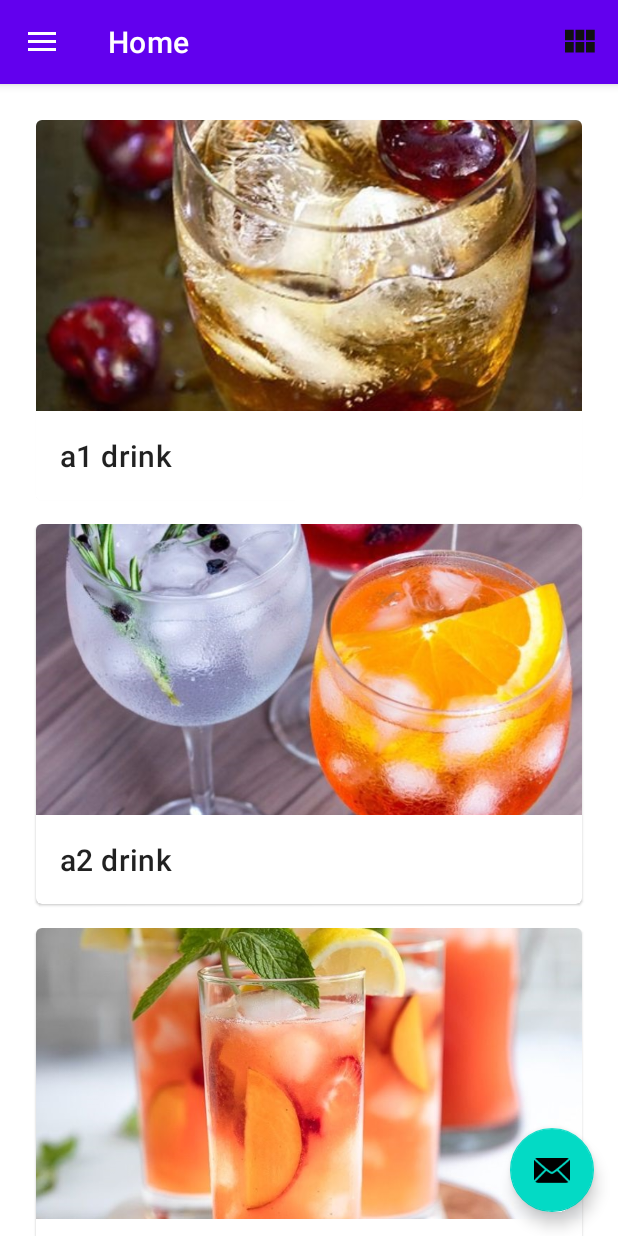
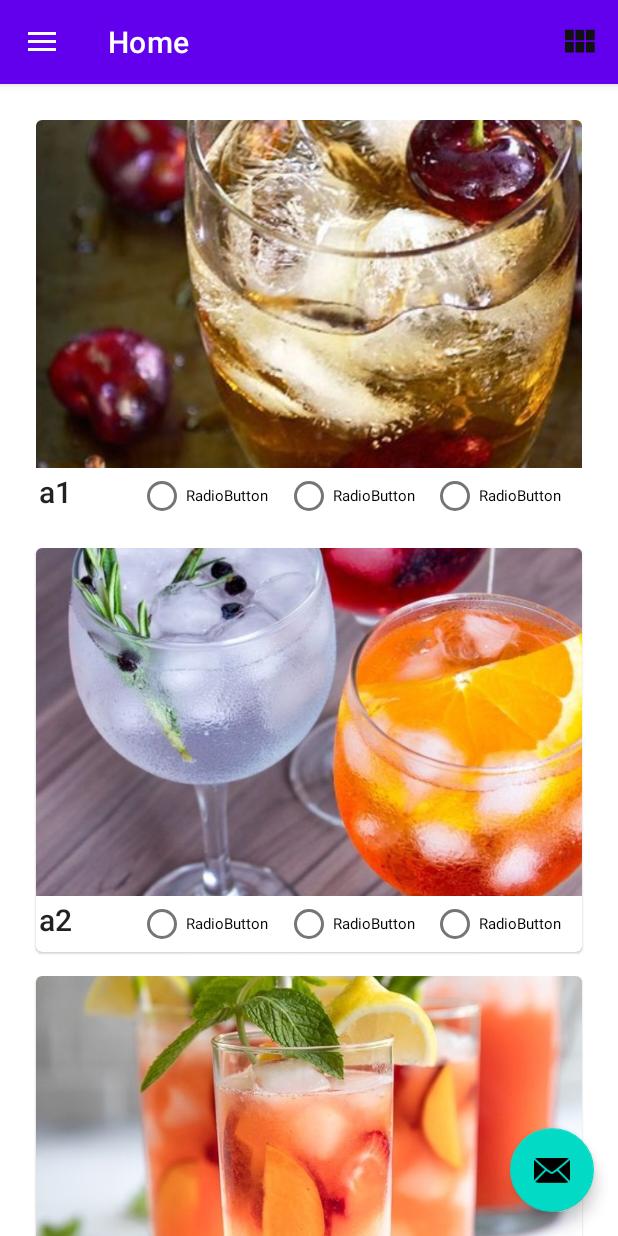
Before and after one commit to wckuo777/kotlinapp, an Android app: the screen it shows after launch (MainActivity), on a phone screen of 412 x 824 dp. Run offline under Robolectric (Android 15) with nearby library versions, the phone set to English and light mode, and no system bars; our stand-ins replace navigation-ui.

Commit message:
add radio group

```diff
--- a/app/src/main/java/com/example/kotlindemo/data/DataSource.kt
+++ b/app/src/main/java/com/example/kotlindemo/data/DataSource.kt
@@ -26,5 +26,12 @@ class Datasource {
         )
     }
 
+    fun loadDrinkDesc(): MutableMap<Int,String>{
+        return mutableMapOf(1 to "not bad",
+            2 to "good",
+            3 to "excellent"
+            )
+    }
+
 
 }
--- a/app/src/main/java/com/example/kotlindemo/ui/home/HomeDetailFragment.kt
+++ b/app/src/main/java/com/example/kotlindemo/ui/home/HomeDetailFragment.kt
@@ -54,16 +54,16 @@ class HomeDetailFragment : Fragment() {
         // Inflate the layout for this fragment
         _binding = FragmentHomeDetailBinding.inflate(inflater, container, false)
 
-        val textView: TextView = binding.detailText;
-        homeViewModel.text.observe(viewLifecycleOwner, Observer {
-            textView.text = it
-        })
+//        val textView: TextView = binding.detailText;
+//        homeViewModel.text.observe(viewLifecycleOwner, Observer {
+//            textView.text = it
+//        })
         return binding.root
         //return inflater.inflate(R.layout.fragment_home_detail, container, false)
     }
 
     override fun onViewCreated(view: View, savedInstanceState: Bundle?) {
-        //binding.detailText.text = hominid
+        binding.detailText.text = hominid
 //        homeViewModel.text.observe(viewLifecycleOwner, Observer {
 //            textView.text = it
 //        })
--- a/app/src/main/java/com/example/kotlindemo/ui/home/HomeFragment.kt
+++ b/app/src/main/java/com/example/kotlindemo/ui/home/HomeFragment.kt
@@ -11,13 +11,9 @@ import androidx.lifecycle.ViewModelProvider
 import androidx.recyclerview.widget.GridLayoutManager
 import androidx.recyclerview.widget.LinearLayoutManager
 import androidx.recyclerview.widget.RecyclerView
-
 import com.example.kotlindemo.adapter.ItemAdapter
 import com.example.kotlindemo.data.Datasource
-
-
 import com.example.kotlindemo.R
-
 import com.example.kotlindemo.databinding.FragmentHomeBinding
 
 
@@ -73,7 +69,7 @@ class HomeFragment : Fragment() {
     }
 
     override fun onCreateOptionsMenu(menu: Menu, inflater: MenuInflater) {
-        menu.clear();
+        menu.clear()
         // Inflate the menu; this adds items to the action bar if it is present.
         inflater.inflate(R.menu.home, menu)
 
--- a/app/src/main/res/layout/list_item.xml
+++ b/app/src/main/res/layout/list_item.xml
@@ -1,28 +1,66 @@
 <?xml version="1.0" encoding="utf-8"?>
 <com.google.android.material.card.MaterialCardView xmlns:android="http://schemas.android.com/apk/res/android"
+    xmlns:app="http://schemas.android.com/apk/res-auto"
+    xmlns:tools="http://schemas.android.com/tools"
     android:layout_width="match_parent"
 android:layout_height="wrap_content"
 android:layout_margin="8dp">
 
-<LinearLayout
+    <androidx.constraintlayout.widget.ConstraintLayout
         android:layout_width="match_parent"
-    android:layout_height="wrap_content"
+        android:layout_height="match_parent"
         android:orientation="vertical">
 
         <ImageView
             android:id="@+id/item_image"
-        android:layout_width="match_parent"
-        android:layout_height="194dp"
+            android:layout_width="395dp"
+            android:layout_height="232dp"
             android:importantForAccessibility="no"
-        android:scaleType="centerCrop" />
+            android:scaleType="centerCrop"
+            app:layout_constraintStart_toStartOf="parent"
+            app:layout_constraintTop_toTopOf="parent" />
 
         <TextView
             android:id="@+id/item_title"
-        android:layout_width="wrap_content"
+            android:layout_width="91dp"
+            android:layout_height="36dp"
+            android:padding="2dp"
+            android:textAppearance="?attr/textAppearanceHeadline6"
+            app:layout_constraintStart_toStartOf="parent"
+            app:layout_constraintTop_toBottomOf="@+id/item_image" />
+
+        <RadioGroup
+            android:id="@+id/radioGroup"
+            android:layout_width="296dp"
+            android:layout_height="37dp"
+            android:orientation="horizontal"
+            app:layout_constraintEnd_toEndOf="parent"
+            app:layout_constraintTop_toBottomOf="@+id/item_image">
+
+            <RadioButton
+                android:id="@+id/radioButton"
+                android:layout_width="98dp"
                 android:layout_height="wrap_content"
-        android:padding="16dp"
-        android:textAppearance="?attr/textAppearanceHeadline6" />
+                android:text="RadioButton"
+                android:textSize="10sp" />
 
-</LinearLayout>
+            <RadioButton
+                android:id="@+id/radioButton2"
+                android:layout_width="97dp"
+                android:layout_height="wrap_content"
+                android:text="RadioButton"
+                android:textSize="10sp" />
+
+            <RadioButton
+                android:id="@+id/radioButton3"
+                android:layout_width="101dp"
+                android:layout_height="wrap_content"
+                android:text="RadioButton"
+                android:textSize="10sp" />
+
+
+        </RadioGroup>
+
+    </androidx.constraintlayout.widget.ConstraintLayout>
 
 </com.google.android.material.card.MaterialCardView>
--- a/app/src/main/res/values/strings.xml
+++ b/app/src/main/res/values/strings.xml
@@ -10,21 +10,21 @@
     <string name="menu_home">Home</string>
     <string name="menu_gallery">Gallery</string>
     <string name="menu_slideshow">Slideshow</string>
-    <string name="a1">a1 drink</string>
-    <string name="a2">a2 drink</string>
+    <string name="a1">a1</string>
+    <string name="a2">a2</string>
     <string name="a3">a3</string>
-    <string name="a4">a4 </string>
-    <string name="a5">a5 </string>
-    <string name="a6">a6 </string>
+    <string name="a4">a4</string>
+    <string name="a5">a5</string>
+    <string name="a6">a6</string>
     <string name="a7">a7</string>
     <string name="a8">a8</string>
 
-    <string name="a9">a9 </string>
-    <string name="a10">a10 </string>
-    <string name="a11">a11 </string>
-    <string name="a12">a12 </string>
-    <string name="a13">a13 </string>
-    <string name="a14">a14 </string>
+    <string name="a9">a9</string>
+    <string name="a10">a10</string>
+    <string name="a11">a11</string>
+    <string name="a12">a12</string>
+    <string name="a13">a13</string>
+    <string name="a14">a14</string>
     <!-- TODO: Remove or change this placeholder text -->
     <string name="hello_blank_fragment">Hello blank fragment</string>
 </resources>
```
Lines whose indentation alone changed are shown as unchanged.
